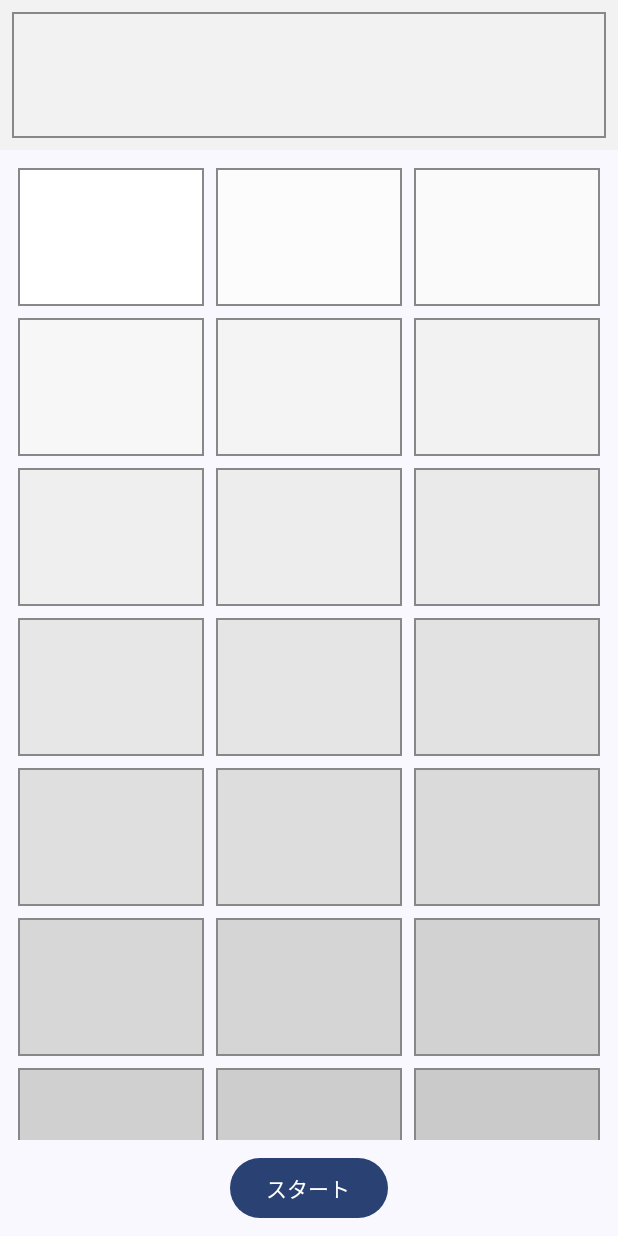
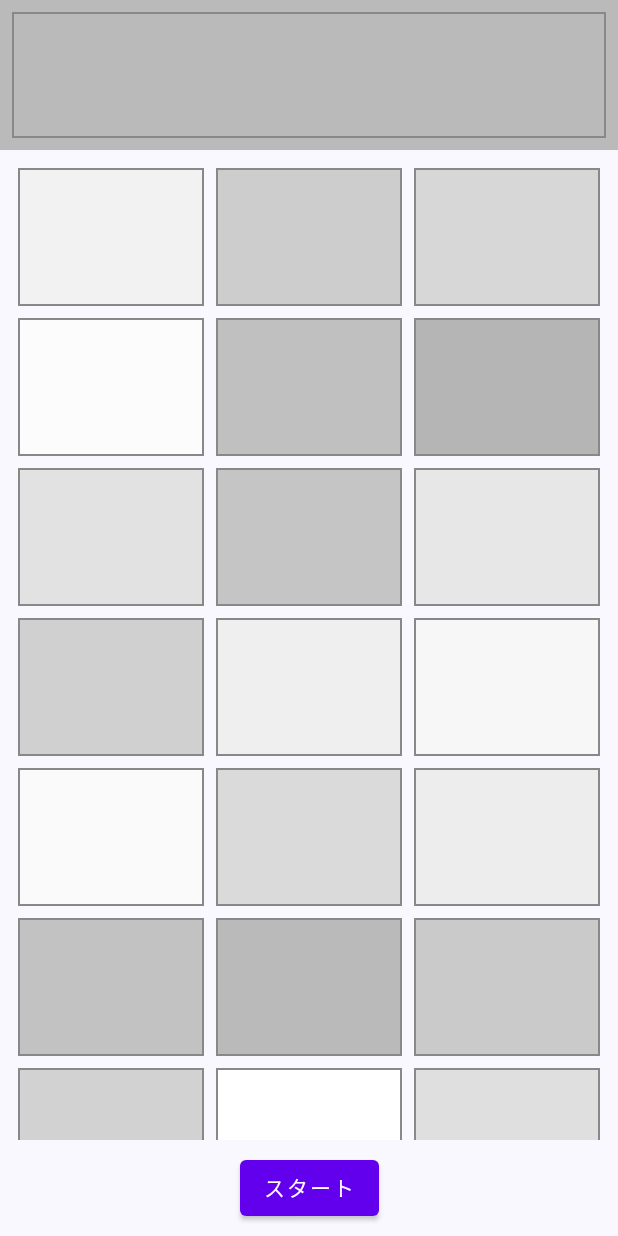
Before and after one commit to KYOHEI-jp/AhnmikaWhite, an Android app built with Jetpack Compose: the screen it shows after launch (MainActivity), after a tap on "スタート", on a phone screen of 412 x 824 dp. Run offline under Robolectric (Android 15) with nearby library versions, the phone set to English and light mode, and no system bars.

Commit message:
スタートを押すとBoxとGridの白色が変わるようになった

```diff
--- a/app/src/main/java/com/example/anmikacolors/screen/ColorScreen.kt
+++ b/app/src/main/java/com/example/anmikacolors/screen/ColorScreen.kt
@@ -1,38 +1,38 @@
 package com.example.anmikacolors.screen
 
-import android.util.Log
-import android.widget.Button
-import androidx.compose.foundation.ExperimentalFoundationApi
 import androidx.compose.foundation.background
 import androidx.compose.foundation.border
 import androidx.compose.foundation.layout.*
+import androidx.compose.foundation.lazy.items
 import androidx.compose.foundation.lazy.grid.GridCells
 import androidx.compose.foundation.lazy.grid.LazyVerticalGrid
 import androidx.compose.foundation.lazy.grid.items
-import androidx.compose.foundation.lazy.items
-import androidx.compose.material3.Button
-import androidx.compose.material3.Text
+import androidx.compose.material.Button
+import androidx.compose.material.Text
 import androidx.compose.runtime.*
 import androidx.compose.ui.Modifier
 import androidx.compose.ui.graphics.Color
 import androidx.compose.ui.unit.dp
-
+import kotlin.random.Random
 
 @Composable
 fun ColorScreen() {
     // 30種類の異なる濃度の白色を生成
-    val shadesOfWhite = List(30) { i ->
+    val originalShadesOfWhite = List(30) { i ->
         val shade = 1f - (i / 29f * 0.3f)
         Color(shade, shade, shade)
     }
 
+    // 色のリストを状態として保持
+    var shadesOfWhite by remember { mutableStateOf(originalShadesOfWhite) }
+
     // 選ばれた色を状態として保持
-    var selectedColor by remember { mutableStateOf(shadesOfWhite[0]) }
+    var selectedColor by remember { mutableStateOf(Color.White) }
 
     // 色をシャッフルする関数
     fun shuffleColors() {
-        val shuffledColors = shadesOfWhite.shuffled()
-        selectedColor = shuffledColors[0] // シャッフル後の最初の色を選択
+        shadesOfWhite = originalShadesOfWhite.shuffled()
+        selectedColor = shadesOfWhite.random() // ランダムに選ばれた色を選択
     }
 
     Column(modifier = Modifier.fillMaxSize()) {
@@ -43,7 +43,7 @@ fun ColorScreen() {
                 .height(100.dp)
                 .background(selectedColor)
                 .padding(8.dp)
-                .border(1.dp, Color.Gray) // 罫線を追加
+                .border(1.dp, Color.Gray)
         )
 
         LazyVerticalGrid(
@@ -68,15 +68,13 @@ fun ColorScreen() {
     }
 }
 
-
-
 @Composable
 fun WhiteBox(color: Color) {
     Box(
         modifier = Modifier
             .size(100.dp)
             .padding(4.dp)
-            .border(1.dp, Color.Gray) // 罫線を追加
+            .border(1.dp, Color.Gray)
             .background(color)
     )
 }
@@ -87,14 +85,3 @@ fun StartButton(onClick: () -> Unit) {
         Text("スタート")
     }
 }
-
-@Composable
-fun ColorBox(color: Color) {
-    Box(
-        modifier = Modifier
-            .size(100.dp)
-            .padding(4.dp) // グリッドのセル間のスペースを調整
-            .border(1.dp, Color.Black) // 罫線を追加
-            .background(color)
-    )
-}
```
